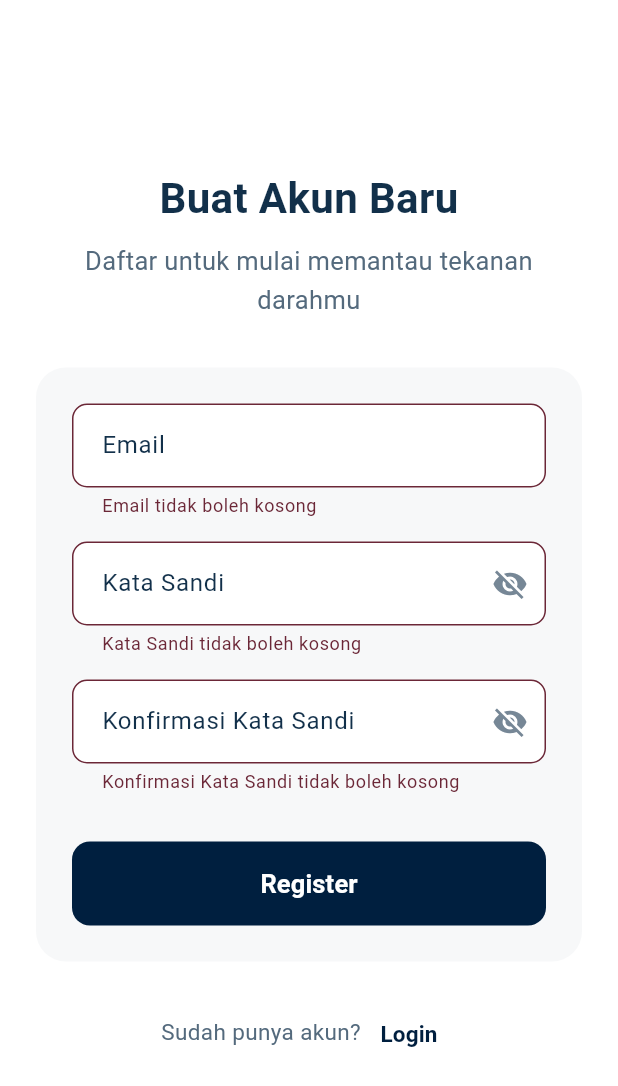
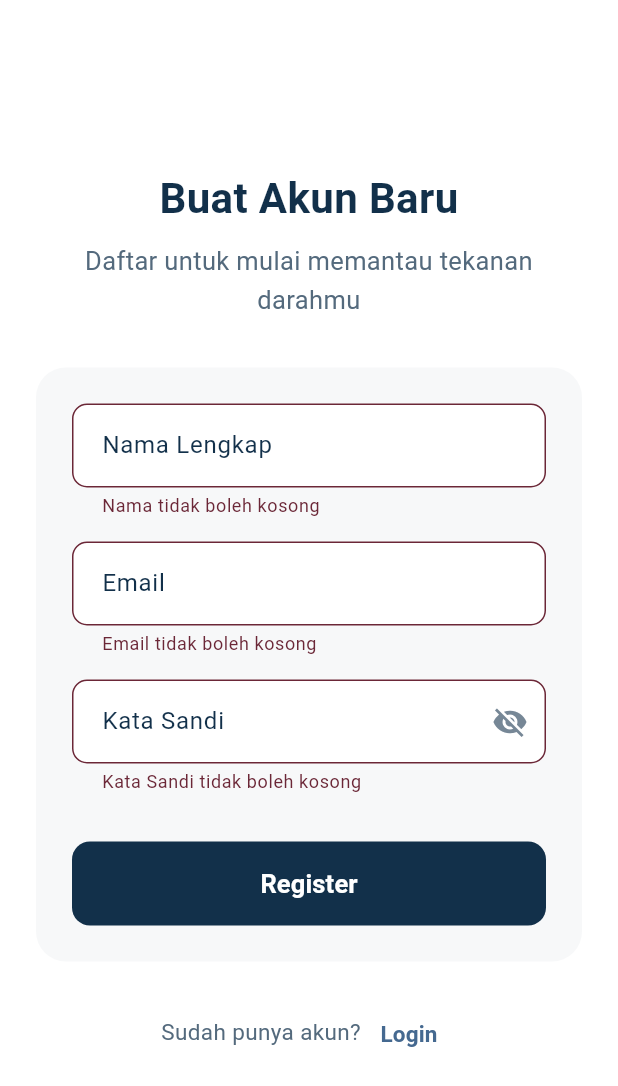
Before and after one commit to fideligo/tera-mobile, a Flutter app: the RegisterScreen screen opened by its route, after a tap on "Register", on a phone screen of 412 x 824 dp. Shown: the top 1086 px of the screen. Run offline on Flutter 3.47's test engine with Material 3 defaults, Android fonts, the phone set to English and light mode, and no system bars; our stand-ins replace flutter_secure_storage; accounts and stored records are empty.

Commit message:
fix: realign the auth tests with the rewritten screens, and three regressions
The two auth screens were rebuilt from scratch by a parallel session:
they no longer use AuthScaffold, AuthField, fieldKey or AuthValidators,
so eighteen tests were compiling against an API the screens had dropped
and the suite would not build.

Tests adapted to the screens as they are. Fields resolve by position now
that the keyed AuthField is gone; that is a weaker handle than a key and
restoring fieldKey on the new screens would be the better fix.

Three regressions fixed, each one line with a concrete failure mode:

- The form promised 8 characters where the backend requires 12, so every
  password between the two passed here and came back a 422. Now uses
  minPasswordLength, the constant that already mirrors the server.
- Email validation was presence-only, so a missing '@' cost a round trip
  to discover. The permissive shape check is back.
- Raw 0xFF001F3F returned on both buttons. Standing constraint 5 forbids
  raw hex in a component; now TeraColors.ink, and baltic for the link.
  Not a pure substitution — the palette navy is #12304A — but the token
  wins.

Two changes left alone as deliberate: the error snack bar is gone, so
the tests assert one channel; and sign-up hands off to the splash rather
than computing resumeRoute, which reaches the same place.

One regression pinned rather than fixed: the Name field is required,
validated, and then discarded — not sent (correct) and no longer written
to the local PHR either, so Home's greeting has nothing to read. A test
documents where the value stops so that wiring it up fails loudly.

Auth suite 18/18. Full suite 244 passing; the 20 failures are in
app_router_test and cuff_ocr_test against screens the same session is
still editing, and are not touched here.

```diff
--- a/patient/lib/ui/register_screen.dart
+++ b/patient/lib/ui/register_screen.dart
@@ -1,6 +1,7 @@
 import 'package:flutter/material.dart';
 import '../auth/auth_controller.dart';
 import '../routing/routes.dart';
+import '../api/api_client.dart';
 import 'tokens.dart';
 
 class RegisterScreen extends StatefulWidget {
@@ -13,20 +14,19 @@ class RegisterScreen extends StatefulWidget {
 
 class _RegisterScreenState extends State<RegisterScreen> {
   final _formKey = GlobalKey<FormState>();
+  final _nameController = TextEditingController();
   final _emailController = TextEditingController();
   final _passwordController = TextEditingController();
-  final _confirmPasswordController = TextEditingController();
 
   bool _obscurePassword = true;
-  bool _obscureConfirmPassword = true;
   bool _isBusy = false;
   String? _errorMessage;
 
   @override
   void dispose() {
+    _nameController.dispose();
     _emailController.dispose();
     _passwordController.dispose();
-    _confirmPasswordController.dispose();
     super.dispose();
   }
 
@@ -113,6 +113,27 @@ class _RegisterScreenState extends State<RegisterScreen> {
                       crossAxisAlignment: CrossAxisAlignment.stretch,
                       children: [
                         TextFormField(
+                          controller: _nameController,
+                          textCapitalization: TextCapitalization.words,
+                          decoration: InputDecoration(
+                            labelText: 'Nama Lengkap',
+                            border: OutlineInputBorder(
+                              borderRadius: BorderRadius.circular(TeraRadius.field),
+                            ),
+                            contentPadding: const EdgeInsets.symmetric(
+                              horizontal: TeraSpacing.md,
+                              vertical: TeraSpacing.md,
+                            ),
+                          ),
+                          validator: (value) {
+                            if (value == null || value.trim().isEmpty) {
+                              return 'Nama tidak boleh kosong';
+                            }
+                            return null;
+                          },
+                        ),
+                        const SizedBox(height: TeraSpacing.md),
+                        TextFormField(
                           controller: _emailController,
                           keyboardType: TextInputType.emailAddress,
                           decoration: InputDecoration(
@@ -128,6 +149,11 @@ class _RegisterScreenState extends State<RegisterScreen> {
                           validator: (value) {
                             if (value == null || value.trim().isEmpty) {
                               return 'Email tidak boleh kosong';
+                            }
+                            // Permissive on purpose — it catches the typo, not the domain.
+                            // Without it a missing '@' costs a round trip to find out.
+                            if (!RegExp(r'^[^@\s]+@[^@\s]+\.[^@\s]+$').hasMatch(value.trim())) {
+                              return 'Masukkan email yang valid, cth: nama@email.com';
                             }
                             return null;
                           },
@@ -163,45 +189,11 @@ class _RegisterScreenState extends State<RegisterScreen> {
                             if (value == null || value.isEmpty) {
                               return 'Kata Sandi tidak boleh kosong';
                             }
-                            if (value.length < 8) {
-                              return 'Kata sandi minimal 8 karakter';
-                            }
-                            return null;
-                          },
-                        ),
-                        const SizedBox(height: TeraSpacing.md),
-                        TextFormField(
-                          controller: _confirmPasswordController,
-                          obscureText: _obscureConfirmPassword,
-                          decoration: InputDecoration(
-                            labelText: 'Konfirmasi Kata Sandi',
-                            border: OutlineInputBorder(
-                              borderRadius: BorderRadius.circular(TeraRadius.field),
-                            ),
-                            contentPadding: const EdgeInsets.symmetric(
-                              horizontal: TeraSpacing.md,
-                              vertical: TeraSpacing.md,
-                            ),
-                            suffixIcon: IconButton(
-                              icon: Icon(
-                                _obscureConfirmPassword
-                                    ? Icons.visibility_off
-                                    : Icons.visibility,
-                                color: TeraColors.neutral500,
-                              ),
-                              onPressed: () {
-                                setState(() {
-                                  _obscureConfirmPassword = !_obscureConfirmPassword;
-                                });
-                              },
-                            ),
-                          ),
-                          validator: (value) {
-                            if (value == null || value.isEmpty) {
-                              return 'Konfirmasi Kata Sandi tidak boleh kosong';
-                            }
-                            if (value != _passwordController.text) {
-                              return 'Kata sandi tidak cocok';
+                            // The backend's own minimum, not a second opinion. At 8 this form
+                            // accepted passwords the server then refused with a 422, so the
+                            // patient was told the rule only after failing it.
+                            if (value.length < minPasswordLength) {
+                              return 'Kata sandi minimal $minPasswordLength karakter';
                             }
                             return null;
                           },
@@ -210,7 +202,7 @@ class _RegisterScreenState extends State<RegisterScreen> {
                         ElevatedButton(
                           onPressed: _isBusy ? null : _register,
                           style: ElevatedButton.styleFrom(
-                            backgroundColor: const Color(0xFF001F3F),
+                            backgroundColor: TeraColors.ink,
                             foregroundColor: Colors.white,
                             padding: const EdgeInsets.symmetric(vertical: TeraSpacing.md),
                             shape: RoundedRectangleBorder(
@@ -257,7 +249,9 @@ class _RegisterScreenState extends State<RegisterScreen> {
                       child: const Text(
                         'Login',
                         style: TextStyle(
-                          color: Color(0xFF001F3F),
+                          // Baltic is the palette's link colour; the raw navy here was neither a
+                          // token nor the link token.
+                          color: TeraColors.baltic,
                           fontWeight: FontWeight.bold,
                           fontSize: TeraText.small,
                         ),
```
Also changed, not shown: 3 other files.
